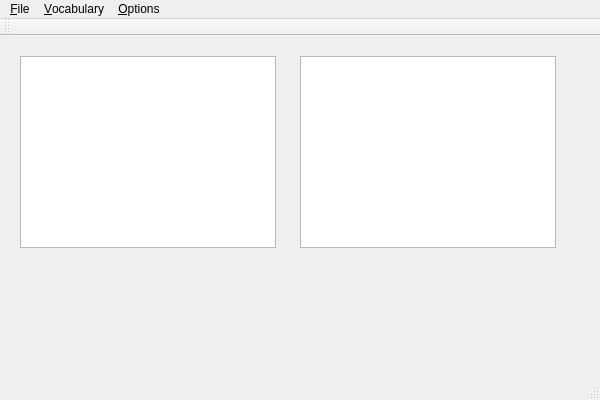
Before: the Qt Designer form mainwindow.ui in martin-kudlicka/vocabulary-master, drawn with Qt 5.
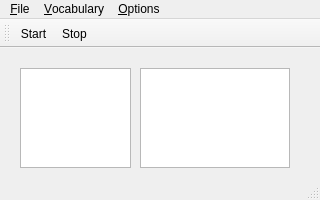
After: the same form once the commit is applied.

Commit message: + start/stop learning of all words including tool-bar buttons + priority in categories table

```diff
--- a/mainwindow.ui
+++ b/mainwindow.ui
@@ -6,8 +6,8 @@
    <rect>
     <x>0</x>
     <y>0</y>
-    <width>600</width>
-    <height>400</height>
+    <width>320</width>
+    <height>200</height>
    </rect>
   </property>
   <property name="windowTitle">
@@ -19,18 +19,18 @@
      <rect>
       <x>20</x>
       <y>20</y>
-      <width>256</width>
-      <height>192</height>
+      <width>111</width>
+      <height>100</height>
      </rect>
     </property>
    </widget>
    <widget class="QTextBrowser" name="qtbWindow2">
     <property name="geometry">
      <rect>
-      <x>300</x>
+      <x>140</x>
       <y>20</y>
-      <width>256</width>
-      <height>192</height>
+      <width>150</width>
+      <height>100</height>
      </rect>
     </property>
    </widget>
@@ -40,7 +40,7 @@
     <rect>
      <x>0</x>
      <y>0</y>
-     <width>600</width>
+     <width>320</width>
      <height>21</height>
     </rect>
    </property>
@@ -76,6 +76,8 @@
    <attribute name="toolBarBreak">
     <bool>false</bool>
    </attribute>
+   <addaction name="qaStart"/>
+   <addaction name="qaStop"/>
   </widget>
   <widget class="QStatusBar" name="statusBar"/>
   <action name="qaExit">
@@ -103,6 +105,16 @@
     <string>&amp;Manage</string>
    </property>
   </action>
+  <action name="qaStart">
+   <property name="text">
+    <string>Start</string>
+   </property>
+  </action>
+  <action name="qaStop">
+   <property name="text">
+    <string>Stop</string>
+   </property>
+  </action>
  </widget>
  <layoutdefault spacing="6" margin="11"/>
  <resources>
```
The commit also changes 4 other files.
